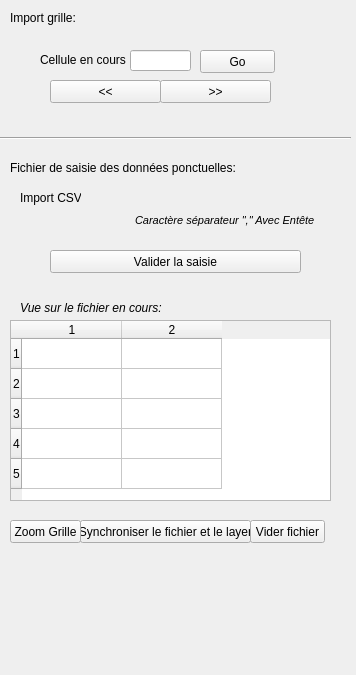
This is gui/geodata_matching_dialog_base.ui in mdvandamme/PoussePousseEditData as Qt 5 draws it before an edit. The edited form follows.
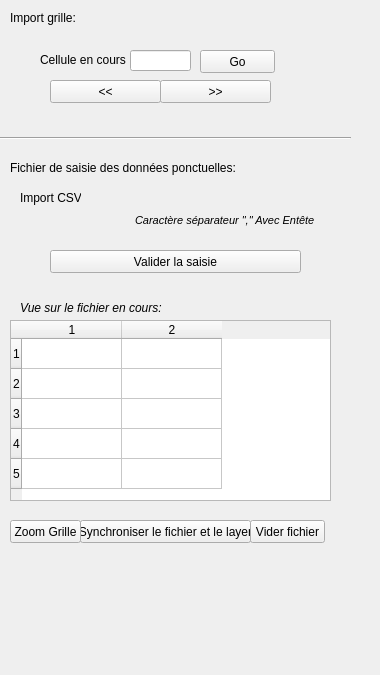
This is the edited form. Custom widgets are drawn as their Qt base class.

Commit message: interface graphique de validation

Diff of the .ui file:
```diff
--- a/gui/geodata_matching_dialog_base.ui
+++ b/gui/geodata_matching_dialog_base.ui
@@ -6,7 +6,7 @@
    <rect>
     <x>0</x>
     <y>0</y>
-    <width>356</width>
+    <width>380</width>
     <height>675</height>
    </rect>
   </property>
```
The commit also changes 5 other files.
